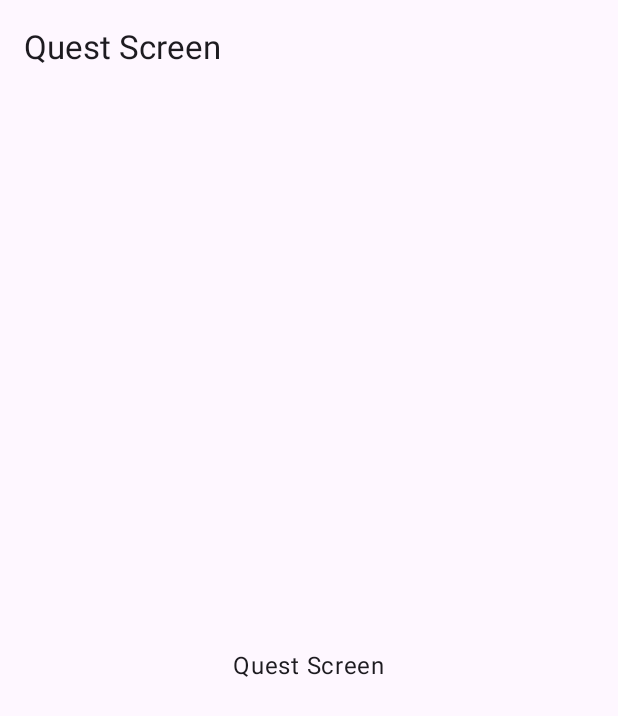
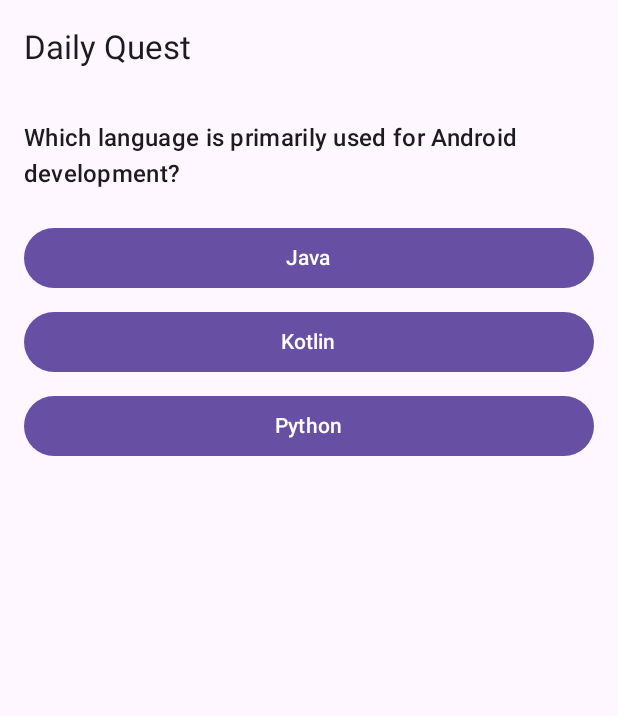
Before and after one commit to ccustodio99/MobileApp, an Android app built with Jetpack Compose: the QuestScreen screen opened through its navigation route, on a phone screen of 412 x 824 dp. Shown: the top 716 px of the screen. Run offline under Robolectric (Android 15) with nearby library versions, the phone set to English and light mode, and no system bars.

Commit message:
Add quest, career, and leaderboard screens

```diff
--- a/app/src/main/kotlin/com/example/leveluplccd/MainActivity.kt
+++ b/app/src/main/kotlin/com/example/leveluplccd/MainActivity.kt
@@ -27,9 +27,9 @@ fun LevelUpLccdApp() {
         val navController = rememberNavController()
         NavHost(navController = navController, startDestination = "home") {
             composable("home") { HomeScreen(onNavigate = { navController.navigate(it) }) }
-            composable("quest") { PlaceholderScreen("Quest Screen") }
-            composable("career") { PlaceholderScreen("Career Screen") }
-            composable("leaderboard") { PlaceholderScreen("Leaderboard") }
+            composable("quest") { QuestScreen() }
+            composable("career") { CareerScreen() }
+            composable("leaderboard") { LeaderboardScreen() }
         }
     }
 }
@@ -53,18 +53,3 @@ fun HomeScreen(onNavigate: (String) -> Unit) {
         }
     }
 }
-
-@OptIn(ExperimentalMaterial3Api::class) // Added annotation
-@Composable
-fun PlaceholderScreen(title: String) {
-    Scaffold(topBar = { SmallTopAppBar(title = { Text(title) }) }) { padding ->
-        Box(
-            modifier = Modifier
-                .fillMaxSize()
-                .padding(padding),
-            contentAlignment = Alignment.Center
-        ) {
-            Text(text = title)
-        }
-    }
-}
--- /dev/null
+++ b/app/src/main/kotlin/com/example/leveluplccd/QuestScreen.kt
@@ -0,0 +1,49 @@
+package com.example.leveluplccd
+
+import androidx.compose.foundation.layout.*
+import androidx.compose.material3.*
+import androidx.compose.runtime.*
+import androidx.compose.ui.Alignment
+import androidx.compose.ui.Modifier
+import androidx.compose.ui.unit.dp
+import androidx.compose.material3.ExperimentalMaterial3Api
+
+@OptIn(ExperimentalMaterial3Api::class)
+@Composable
+fun QuestScreen() {
+    val question = "Which language is primarily used for Android development?"
+    val options = listOf("Java", "Kotlin", "Python")
+    val correctAnswer = "Kotlin"
+
+    var selectedAnswer by remember { mutableStateOf<String?>(null) }
+    var result by remember { mutableStateOf<String?>(null) }
+
+    Scaffold(topBar = { SmallTopAppBar(title = { Text("Daily Quest") }) }) { padding ->
+        Column(
+            modifier = Modifier
+                .fillMaxSize()
+                .padding(padding)
+                .padding(16.dp),
+            horizontalAlignment = Alignment.CenterHorizontally,
+            verticalArrangement = Arrangement.Top
+        ) {
+            Text(text = question, style = MaterialTheme.typography.titleMedium)
+            Spacer(modifier = Modifier.height(16.dp))
+            options.forEach { option ->
+                Button(
+                    onClick = {
+                        selectedAnswer = option
+                        result = if (option == correctAnswer) "Correct!" else "Try again"
+                    },
+                    modifier = Modifier
+                        .fillMaxWidth()
+                        .padding(vertical = 4.dp)
+                ) {
+                    Text(option)
+                }
+            }
+            Spacer(modifier = Modifier.height(16.dp))
+            result?.let { Text(text = it) }
+        }
+    }
+}
```
Also changed, not shown: app/src/main/kotlin/com/example/leveluplccd/CareerScreen.kt (added, +61 -0 lines), app/src/main/kotlin/com/example/leveluplccd/LeaderboardScreen.kt (added, +47 -0 lines).
